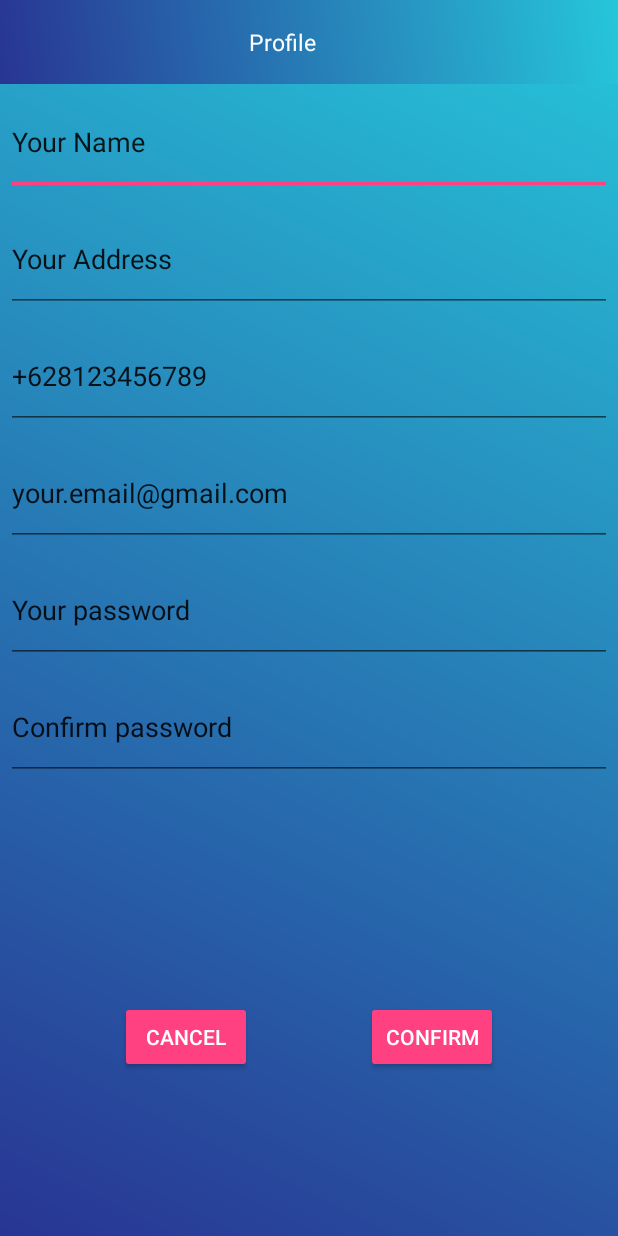
After one commit to ahmedishtiaq9777/QuickMart_final, an Android app: the User_Detail_Activity screen opened directly, with no data from a screen before it, on a phone screen of 412 x 824 dp. The commit adds this screen. Run offline under Robolectric (Android 15) with nearby library versions, the phone set to English and light mode, and no system bars; our stand-ins replace Volley; network calls fail.

Commit message:
-minor changes -added user detail activity without working features

```diff
--- /dev/null
+++ b/app/src/main/java/com/demotxt/myapp/recyclerview/activity/User_Detail_Activity.java
@@ -0,0 +1,115 @@
+package com.demotxt.myapp.recyclerview.activity;
+
+import androidx.appcompat.app.AppCompatActivity;
+
+import android.content.Intent;
+import android.net.ConnectivityManager;
+import android.os.Bundle;
+import android.util.Log;
+import android.view.View;
+import android.widget.Button;
+import android.widget.EditText;
+import android.widget.Toast;
+
+import com.android.volley.AuthFailureError;
+import com.android.volley.Request;
+import com.android.volley.RequestQueue;
+import com.android.volley.Response;
+import com.android.volley.VolleyError;
+import com.android.volley.toolbox.StringRequest;
+import com.android.volley.toolbox.Volley;
+import com.demotxt.myapp.recyclerview.Config;
+import com.demotxt.myapp.recyclerview.R;
+import com.demotxt.myapp.recyclerview.fragment.ProfileFragment;
+
+import java.util.HashMap;
+import java.util.Map;
+
+public class User_Detail_Activity extends AppCompatActivity {
+
+    private EditText Name,Email,Address,Phone,Password,ConfirmPass;
+    private Button Cancel,Confirm;
+
+
+    @Override
+    protected void onCreate(Bundle savedInstanceState) {
+        super.onCreate(savedInstanceState);
+        setContentView(R.layout.activity_user__detail_);
+
+        //initialize
+        Name = findViewById(R.id.YourName);
+        Email = findViewById(R.id.YourEmail);
+        Address = findViewById(R.id.YourAddress);
+        Phone = findViewById(R.id.YourPhone);
+        Password = findViewById(R.id.YourPass);
+        ConfirmPass = findViewById(R.id.YourPassConfirm);
+
+        Cancel = findViewById(R.id.Cancel_Btn);
+        Confirm = findViewById(R.id.Confirm_Btn);
+
+
+        Confirm.setOnClickListener(new View.OnClickListener() {
+            @Override
+            public void onClick(View v) {
+               //Getting user detail
+                    try {
+                        final RequestQueue requestQueue = Volley.newRequestQueue(getApplicationContext());
+                        // String url = "http:// 192.168.10.13:64077/api/login";
+                        //String url="https://api.myjson.com/bins/kp9wz";
+                        String url = "http://ahmedishtiaq9778-001-site1.ftempurl.com/home/getuserwithid";
+
+                        StringRequest rRequest = new StringRequest(Request.Method.POST, url,
+                                new Response.Listener<String>() {
+                                    @Override
+                                    public void onResponse(String response) {
+
+                                        //get values from user table
+
+                                    }
+                                },
+                                new Response.ErrorListener() {
+                                    @Override
+                                    public void onErrorResponse(VolleyError error) {
+                                        // error
+                                        Log.i("APIERROR", error.getMessage());
+                                        Toast.makeText(getApplicationContext(), "Error", Toast.LENGTH_SHORT).show();
+                                    }
+                                }
+                        )
+                        {
+                            @Override
+                            protected Map<String, String> getParams() {
+                            Map<String, String> params = new HashMap<String, String>();
+
+                            return params;
+                        }
+
+                            public Map<String, String> getHeaders() throws AuthFailureError {
+                            Map<String, String> params = new HashMap<String, String>();
+                            params.put("Content-Type", "application/x-www-form-urlencoded");
+                            return params;
+                        }
+                        };
+
+                        requestQueue.add(rRequest);
+
+                    } catch (Exception E) {
+                        Toast.makeText(getApplicationContext(), "Error: " + E.getMessage(), Toast.LENGTH_SHORT).show();
+                        Log.i("error", E.getMessage());
+                    }
+
+            }
+        });
+
+        Cancel.setOnClickListener(new View.OnClickListener() {
+            @Override
+            public void onClick(View v) {
+                Intent intent = new Intent(User_Detail_Activity.this, ProfileFragment.class);
+                startActivity(intent);
+            }
+        });
+
+    }
+
+
+}
--- /dev/null
+++ b/app/src/main/res/layout/activity_user__detail_.xml
@@ -0,0 +1,100 @@
+<?xml version="1.0" encoding="utf-8"?>
+<androidx.constraintlayout.widget.ConstraintLayout xmlns:android="http://schemas.android.com/apk/res/android"
+    xmlns:app="http://schemas.android.com/apk/res-auto"
+    xmlns:tools="http://schemas.android.com/tools"
+    android:layout_width="match_parent"
+    android:layout_height="match_parent"
+    tools:context=".activity.User_Detail_Activity">
+
+
+    <LinearLayout
+        android:id="@+id/linearLayout"
+        android:layout_width="match_parent"
+        android:layout_height="match_parent"
+        android:background="@drawable/gradient2"
+        android:orientation="vertical"
+        app:layout_constraintBottom_toBottomOf="parent"
+        app:layout_constraintEnd_toEndOf="parent"
+        app:layout_constraintStart_toStartOf="parent"
+        app:layout_constraintTop_toTopOf="parent"
+        app:layout_constraintVertical_bias="0.0">
+
+        <include layout="@layout/toolbarprof" />
+
+        <EditText
+            android:id="@+id/YourName"
+            android:layout_width="match_parent"
+            android:layout_height="70dp"
+            android:layout_margin="4dp"
+            android:text="@string/default_your_name" />
+
+        <EditText
+            android:id="@+id/YourAddress"
+            android:layout_width="match_parent"
+            android:layout_height="70dp"
+            android:layout_margin="4dp"
+            android:text="@string/default_your_address" />
+
+        <EditText
+            android:id="@+id/YourPhone"
+            android:layout_width="match_parent"
+            android:layout_height="70dp"
+            android:layout_margin="4dp"
+            android:text="@string/default_your_phone" />
+
+        <EditText
+            android:id="@+id/YourEmail"
+            android:layout_width="match_parent"
+            android:layout_height="70dp"
+            android:layout_margin="4dp"
+            android:text="@string/default_your_email" />
+
+        <EditText
+            android:id="@+id/YourPass"
+            android:layout_width="match_parent"
+            android:layout_height="70dp"
+            android:layout_margin="4dp"
+            android:text="Your password" />
+
+        <EditText
+            android:id="@+id/YourPassConfirm"
+            android:layout_width="match_parent"
+            android:layout_height="70dp"
+            android:layout_margin="4dp"
+            android:text="Confirm password" />
+
+        <RelativeLayout
+            android:layout_width="match_parent"
+            android:layout_height="wrap_content"
+            android:layout_marginTop="140dp">
+
+
+            <Button
+                android:id="@+id/Cancel_Btn"
+                style="@style/Widget.AppCompat.Button.Colored"
+                android:layout_width="wrap_content"
+                android:layout_height="wrap_content"
+                android:layout_alignParentStart="true"
+                android:layout_marginStart="80dp"
+                android:layout_centerVertical="true"
+                android:text="Cancel" />
+
+            <Button
+                android:id="@+id/Confirm_Btn"
+                style="@style/Widget.AppCompat.Button.Colored"
+                android:layout_width="wrap_content"
+                android:layout_height="wrap_content"
+                android:layout_alignParentEnd="true"
+                android:layout_marginEnd="80dp"
+                android:layout_marginBottom="7dp"
+                android:layout_centerVertical="true"
+                android:text="@string/Confirm" />
+
+
+        </RelativeLayout>
+
+    </LinearLayout>
+
+
+
+</androidx.constraintlayout.widget.ConstraintLayout>
--- a/app/src/main/res/layout/activitysignup.xml
+++ b/app/src/main/res/layout/activitysignup.xml
@@ -213,7 +213,6 @@
                 android:layout_height="wrap_content"
                 android:layout_marginLeft="65dp"
                 android:layout_marginTop="25dp"
-
                 android:ems="5"
                 android:text="Accunt Type"
                 android:textSize="16dp"
--- a/app/src/main/res/layout/favoritefragment.xml
+++ b/app/src/main/res/layout/favoritefragment.xml
@@ -5,9 +5,6 @@
     android:layout_height="match_parent"
     android:background="@drawable/gradient"
     android:orientation="vertical">
-
-    <include layout="@layout/toolbarfavorite" />
-
 
     <ListView
 
--- a/app/src/main/res/layout/fragment_cart.xml
+++ b/app/src/main/res/layout/fragment_cart.xml
@@ -6,9 +6,6 @@
     android:orientation="vertical"
     android:background="@drawable/gradient2"
     >
-
-    <include layout="@layout/toolbar"/>
-
 
     <ListView
 
--- a/app/src/main/res/layout/profilefragment.xml
+++ b/app/src/main/res/layout/profilefragment.xml
@@ -11,7 +11,6 @@
         android:background="@drawable/gradient2"
         android:orientation="vertical">
 
-        <include layout="@layout/toolbarprof"/>
 
         <RelativeLayout
             android:layout_width="match_parent"
--- a/app/src/main/res/layout/toolbarprof.xml
+++ b/app/src/main/res/layout/toolbarprof.xml
@@ -18,9 +18,7 @@
     app:contentInsetStart="10dp"
     >
 
-
     <androidx.appcompat.widget.AppCompatTextView
-
         android:layout_width="match_parent"
         android:layout_height="wrap_content"
         android:layout_marginRight="45dp"
```
Also changed, not shown: app/src/main/AndroidManifest.xml (+4 -3 lines), app/src/main/java/com/demotxt/myapp/recyclerview/activity/Login.java (+39 -53 lines), app/src/main/java/com/demotxt/myapp/recyclerview/activity/Signup.java (+27 -48 lines), app/src/main/java/com/demotxt/myapp/recyclerview/fragment/ProfileFragment.java (+15 -29 lines), app/src/main/java/com/demotxt/myapp/recyclerview/fragment/UsersettingFragment.java (+0 -13 lines), app/src/main/res/layout/homefragment.xml (+9 -9 lines), app/src/main/res/xml/usersettings.xml (+5 -4 lines).
